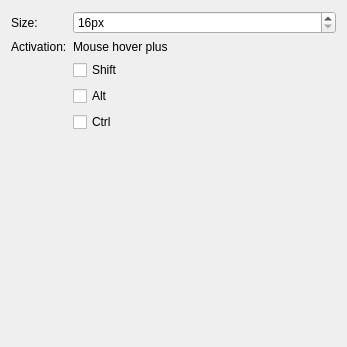
First picture: the form in src/settings/ThumbnailsSettings.ui, repository KDE/konsole, before the edit.
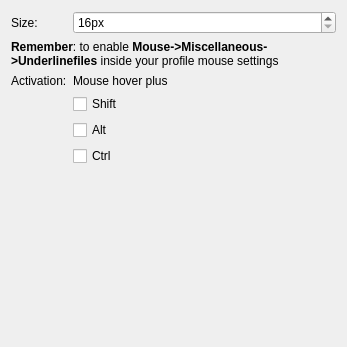
Second picture: the form after the edit.

Commit message: For using thumbnails, insert note about extra action required.

```diff
--- a/src/settings/ThumbnailsSettings.ui
+++ b/src/settings/ThumbnailsSettings.ui
@@ -31,41 +31,60 @@
      </property>
     </widget>
    </item>
-   <item row="1" column="0">
-    <widget class="QLabel" name="label_2">
-     <property name="text">
-      <string>Activation:</string>
-     </property>
-    </widget>
-   </item>
-   <item row="1" column="1">
+   <item row="2" column="1">
     <widget class="QLabel" name="label_5">
      <property name="text">
       <string>Mouse hover plus</string>
      </property>
     </widget>
    </item>
-   <item row="2" column="1">
+   <item row="3" column="1">
     <widget class="QCheckBox" name="kcfg_ThumbnailShift">
      <property name="text">
       <string>Shift</string>
      </property>
     </widget>
    </item>
-   <item row="3" column="1">
+   <item row="4" column="1">
     <widget class="QCheckBox" name="kcfg_ThumbnailAlt">
      <property name="text">
       <string>Alt</string>
      </property>
     </widget>
    </item>
-   <item row="4" column="1">
+   <item row="5" column="1">
     <widget class="QCheckBox" name="kcfg_ThumbnailCtrl">
      <property name="text">
       <string>Ctrl</string>
      </property>
     </widget>
    </item>
+   <item row="1" column="0" colspan="2">
+    <widget class="QLabel" name="label_3">
+     <property name="text">
+      <string>&lt;html&gt;&lt;head/&gt;&lt;body&gt;&lt;p&gt;&lt;span style=&quot; font-weight:600;&quot;&gt;Remember&lt;/span&gt;: to enable &lt;span style=&quot; font-weight:600;&quot;&gt;Mouse-&amp;gt;Miscellaneous-&amp;gt;Underline&lt;/span&gt;&lt;span style=&quot; font-weight:600;&quot;&gt;files&lt;/span&gt; inside your profile mouse settings&lt;/p&gt;&lt;/body&gt;&lt;/html&gt;</string>
+     </property>
+     <property name="textFormat">
+      <enum>Qt::RichText</enum>
+     </property>
+     <property name="wordWrap">
+      <bool>true</bool>
+     </property>
+     <property name="margin">
+      <number>0</number>
+     </property>
+    </widget>
+   </item>
+   <item row="2" column="0">
+    <widget class="QLabel" name="label_2">
+     <property name="text">
+      <string>Activation:</string>
+     </property>
+     <property name="margin">
+      <number>0</number>
+     </property>
+    </widget>
+   </item>
   </layout>
  </widget>
  <resources/>
```
